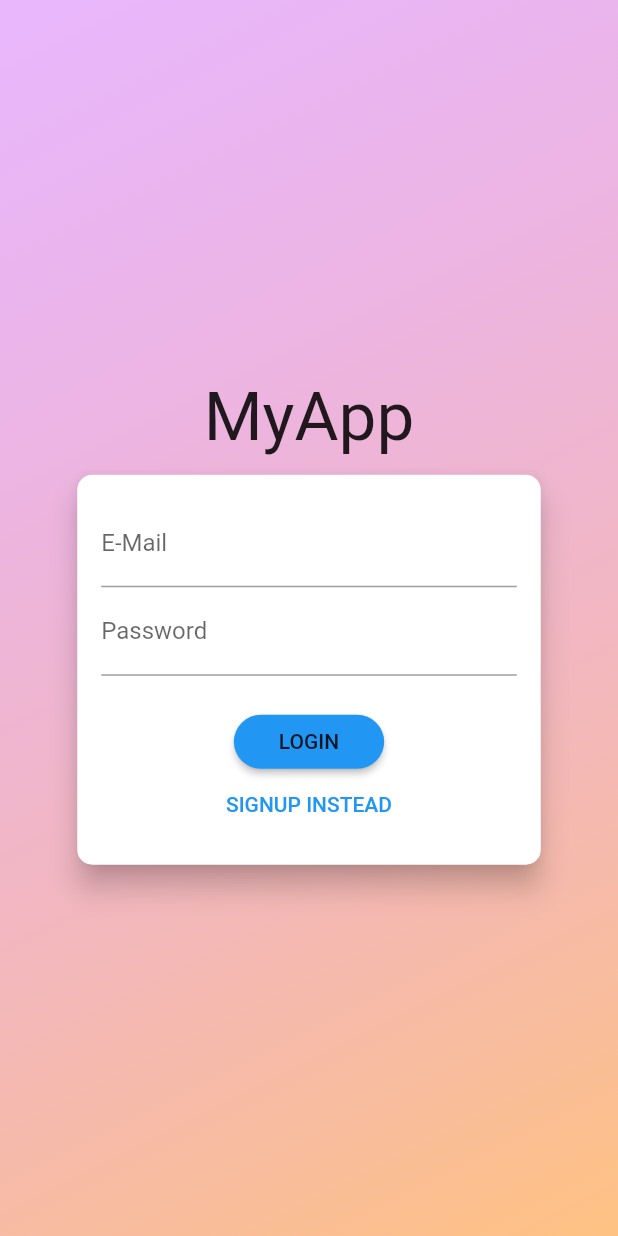
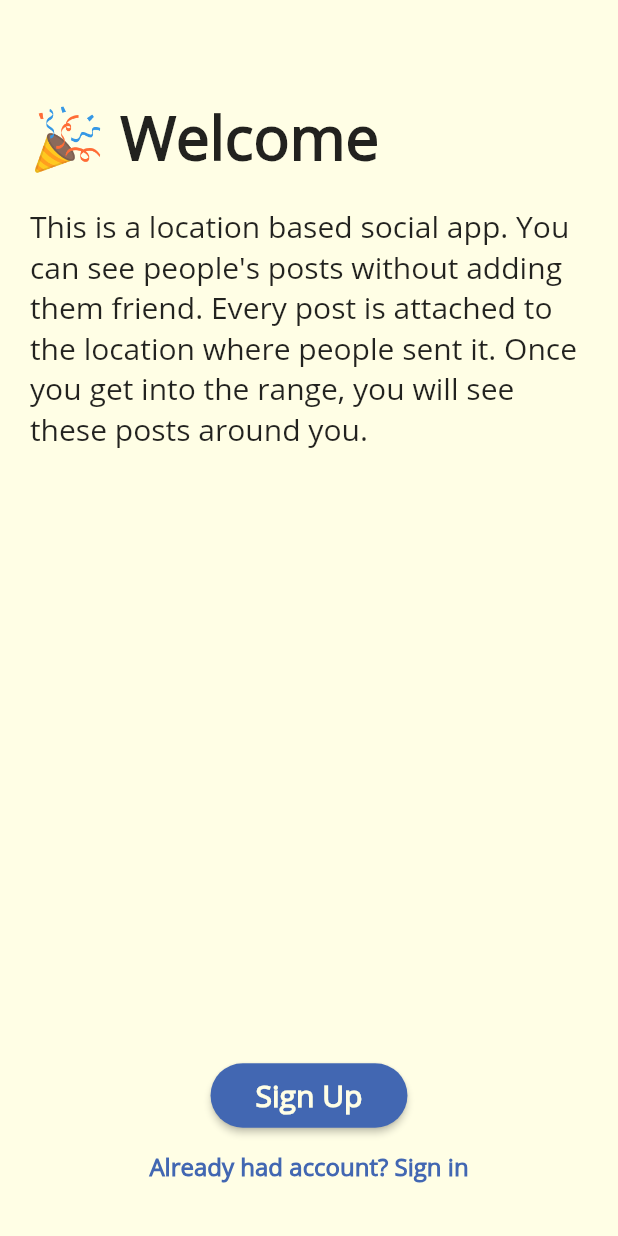
Before and after one commit to chinazhangyujia/location-based-social-app-flutter, a Flutter app: the screen it shows after launch, on a phone screen of 412 x 824 dp. Run offline on Flutter 3.47's test engine with Material 2 defaults, Android fonts, the phone set to English and light mode, and no system bars; our stand-ins replace badges, datetime_picker_formfield, expandable, flutter_slidable, google_maps_flutter, image_cropper and 4 more; accounts and stored records are empty.

Commit message:
new signin/signup

```diff
--- a/lib/main.dart
+++ b/lib/main.dart
@@ -7,9 +7,8 @@ import 'package:location_based_social_app/provider/friends_provider.dart';
 import 'package:location_based_social_app/provider/notifications_provider.dart';
 import 'package:location_based_social_app/provider/posts_provider.dart';
 import 'package:location_based_social_app/provider/user_provider.dart';
-import 'package:location_based_social_app/screen/auth_screen.dart';
+import 'package:location_based_social_app/screen/auth_steps/auth_steps_screen.dart';
 import 'package:location_based_social_app/screen/chat_screen.dart';
-import 'package:location_based_social_app/screen/chat_threads_screen.dart';
 import 'package:location_based_social_app/screen/edit_self_introduction_screen.dart';
 import 'package:location_based_social_app/screen/friend_request_screen.dart';
 import 'package:location_based_social_app/screen/liked_posts_screen.dart';
@@ -66,20 +65,20 @@ class MyApp extends StatelessWidget {
       child: Consumer<AuthProvider>(builder: (context, auth, _) => MaterialApp(
         title: "PlotOfBeach",
         theme: ThemeData(
-          primarySwatch: const MaterialColor(0xFFFFFFFF,
+          primarySwatch: const MaterialColor(0xFFFFFEE5,
             const <int, Color>{
-              50: const Color(0xFFFFFFFF),
-              100: const Color(0xFFFFFFFF),
-              200: const Color(0xFFFFFFFF),
-              300: const Color(0xFFFFFFFF),
-              400: const Color(0xFFFFFFFF),
-              500: const Color(0xFFFFFFFF),
-              600: const Color(0xFFFFFFFF),
-              700: const Color(0xFFFFFFFF),
-              800: const Color(0xFFFFFFFF),
-              900: const Color(0xFFFFFFFF),
+              50: const Color(0xFFFFFEE5),
+              100: const Color(0xFFFFFEE5),
+              200: const Color(0xFFFFFEE5),
+              300: const Color(0xFFFFFEE5),
+              400: const Color(0xFFFFFEE5),
+              500: const Color(0xFFFFFEE5),
+              600: const Color(0xFFFFFEE5),
+              700: const Color(0xFFFFFEE5),
+              800: const Color(0xFFFFFEE5),
+              900: const Color(0xFFFFFEE5),
             },),
-          accentColor: Colors.blueAccent,
+          accentColor: Color.fromRGBO(66, 103, 178, 1),
           fontFamily: 'OpenSans',
           primaryTextTheme: TextTheme(
             headline6: TextStyle(fontFamily: 'Montserrat', fontWeight: FontWeight.w500, fontSize: 23),
@@ -90,7 +89,7 @@ class MyApp extends StatelessWidget {
           FutureBuilder(
             future: auth.tryAutoLogin(),
             builder: (context, authResSnapshot)
-              => authResSnapshot.connectionState == ConnectionState.waiting ? SplashScreen() : AuthScreen()),
+              => authResSnapshot.connectionState == ConnectionState.waiting ? SplashScreen() : AuthStepsScreen()),
         routes: {
           NewPostScreen.router: (context) => NewPostScreen(),
           SettingScreen.router: (context) => SettingScreen(),
--- a/lib/provider/auth_provider.dart
+++ b/lib/provider/auth_provider.dart
@@ -58,7 +58,7 @@ class AuthProvider with ChangeNotifier {
 
   }
 
-  Future<void> signup(String email, String password, String name, String uniqueName, String birthday) async {
+  Future<void> signup(String email, String password, String name, String birthday) async {
     String url = '${SERVICE_DOMAIN}/user/signup';
 
     try {
@@ -66,7 +66,6 @@ class AuthProvider with ChangeNotifier {
         'email': email,
         'password': password,
         'name': name,
-        'uniqueName': uniqueName,
         'birthday': birthday
       }), headers: requestHeader);
 
--- a/lib/screen/auth_screen.dart
+++ b/lib/screen/auth_screen.dart
@@ -124,7 +124,6 @@ class _AuthCardState extends State<AuthCard> {
             _signUpData['email'],
             _signUpData['password'],
             _signUpData['nickname'],
-            _signUpData['uniqueName'],
             _signUpData['birthday']);
       }
     } on HttpException catch (error) {
--- /dev/null
+++ b/lib/screen/auth_steps/auth_steps_screen.dart
@@ -0,0 +1,113 @@
+import 'package:flutter/material.dart';
+import 'package:location_based_social_app/exception/http_exception.dart';
+import 'package:location_based_social_app/provider/auth_provider.dart';
+import 'package:location_based_social_app/screen/auth_steps/birthday.dart';
+import 'package:location_based_social_app/screen/auth_steps/email_and_password.dart';
+import 'package:location_based_social_app/screen/auth_steps/user_name.dart';
+import 'package:location_based_social_app/screen/auth_steps/welcome.dart';
+import 'package:location_based_social_app/util/dialog_util.dart';
+import 'package:provider/provider.dart';
+
+class AuthStepsScreen extends StatefulWidget {
+  @override
+  _AuthStepsScreenState createState() => _AuthStepsScreenState();
+}
+
+class _AuthStepsScreenState extends State<AuthStepsScreen> {
+  String _path;
+  int _currentStep = 0;
+
+  Map<String, String> _signInData = {
+    'email': '',
+    'password': '',
+  };
+  Map<String, String> _signUpData = {
+    'email': '',
+    'password': '',
+    'nickname': '',
+    'birthday': ''
+  };
+
+  void _setStep(int step) {
+    setState(() {
+      _currentStep = step;
+    });
+  }
+
+  void _submitForSignIn(BuildContext context) async {
+    AuthProvider authProvider =
+        Provider.of<AuthProvider>(context, listen: false);
+
+    try {
+      await authProvider.login(_signInData['email'], _signInData['password']);
+    } on HttpException catch (error) {
+      renderErrorDialog(context, error.toString());
+    } catch (error) {
+      renderErrorDialog(context, 'Authentication failed. Please try later.');
+    }
+  }
+
+  void _submitForSignUp(BuildContext context) async {
+    AuthProvider authProvider =
+        Provider.of<AuthProvider>(context, listen: false);
+
+    try {
+      await authProvider.signup(_signUpData['email'], _signUpData['password'],
+          _signUpData['nickname'], _signUpData['birthday']);
+    } on HttpException catch (error) {
+      renderErrorDialog(context, error.toString());
+    } catch (error) {
+      renderErrorDialog(context, 'Authentication failed. Please try later.');
+    }
+  }
+
+  void _setBirthdayString(String birthday) {
+    _signUpData['birthday'] = birthday;
+  }
+
+  void _setEmailAndPasswordSignIn(String email, String password) async {
+    _signInData['email'] = email;
+    _signInData['password'] = password;
+  }
+
+  void _setEmailAndPasswordSignUp(String email, String password) {
+    _signUpData['email'] = email;
+    _signUpData['password'] = password;
+  }
+
+  void _setUserName(String userName) {
+    _signUpData['nickname'] = userName;
+  }
+
+  void _setPath(String path) {
+    setState(() {
+      _path = path;
+    });
+  }
+
+  @override
+  Widget build(BuildContext context) {
+    Map<String, List<Widget>> _steps = {
+      'signin': [
+        EmailAndPassword(
+            _setPath, (_) {}, _setEmailAndPasswordSignIn, _submitForSignIn)
+      ],
+      'signup': [
+        EmailAndPassword(
+            _setPath, _setStep, _setEmailAndPasswordSignUp, (_) {}),
+        UserName(_setUserName, _setStep),
+        Birthday(_setBirthdayString, _setStep, _submitForSignUp)
+      ]
+    };
+
+    return Scaffold(
+      backgroundColor: Theme.of(context).primaryColor,
+      body: Padding(
+        padding: const EdgeInsets.symmetric(horizontal: 20),
+        child: _path == null
+            ? Welcome(_setPath, _setStep)
+            : _steps[_path][_currentStep],
+      ),
+    );
+  }
+}
--- /dev/null
+++ b/lib/screen/auth_steps/welcome.dart
@@ -0,0 +1,78 @@
+import 'package:flutter/material.dart';
+
+class Welcome extends StatelessWidget {
+  final void Function(String) _setPath;
+  final void Function(int) _setStep;
+
+  Welcome(this._setPath, this._setStep);
+
+  @override
+  Widget build(BuildContext context) {
+    return Column(
+      children: [
+        Expanded(
+            flex: 1,
+            child: Container(
+                alignment: Alignment.bottomLeft,
+                child: Text(
+                  '🎉 Welcome',
+                  style: TextStyle(fontSize: 40, fontWeight: FontWeight.bold),
+                ))),
+        Expanded(
+          flex: 5,
+          child: Padding(
+            padding: const EdgeInsets.only(top: 20),
+            child: Text(
+              "This is a location based social app. You can see people's posts without adding them friend. " +
+                  "Every post is attached to the location where people sent it. " +
+                  "Once you get into the range, you will see these posts around you.",
+              style: TextStyle(fontSize: 20),
+            ),
+          ),
+        ),
+        Expanded(
+          flex: 1,
+          child: Container(
+            alignment: Alignment.topCenter,
+            child: Column(
+              children: [
+                RaisedButton(
+                  child: Text(
+                    'Sign Up',
+                    style: TextStyle(
+                        color: Theme.of(context).primaryColor,
+                        fontWeight: FontWeight.w600,
+                        fontSize: 20),
+                  ),
+                  onPressed: () {
+                    _setPath('signup');
+                    _setStep(0);
+                  },
+                  shape: RoundedRectangleBorder(
+                    borderRadius: BorderRadius.circular(30),
+                  ),
+                  padding:
+                      EdgeInsets.symmetric(horizontal: 30.0, vertical: 8.0),
+                  color: Theme.of(context).accentColor,
+                ),
+                FlatButton(
+                  onPressed: () {
+                    _setPath('signin');
+                    _setStep(0);
+                  },
+                  child: Text(
+                    'Already had account? Sign in',
+                    style: TextStyle(
+                        color: Theme.of(context).accentColor,
+                        fontWeight: FontWeight.w600,
+                        fontSize: 16),
+                  ),
+                )
+              ],
+            ),
+          ),
+        )
+      ],
+    );
+  }
+}
--- a/lib/screen/post_detail_screen.dart
+++ b/lib/screen/post_detail_screen.dart
@@ -1,7 +1,6 @@
 import 'dart:io';
 
 import 'package:flutter/material.dart';
-import 'package:location_based_social_app/dummy_data/dummy_data.dart';
 import 'package:location_based_social_app/exception/http_exception.dart';
 import 'package:location_based_social_app/model/comment.dart';
 import 'package:location_based_social_app/model/post.dart';
--- a/lib/util/config.dart
+++ b/lib/util/config.dart
@@ -1,5 +1,5 @@
 const String _PROD_SERVICE_DOMAIN = 'https://location-based-social-app.herokuapp.com';
 const String _DEV_SERVICE_DOMAIN = 'http://localhost:3000';
 
-final String SERVICE_DOMAIN = _PROD_SERVICE_DOMAIN;
+final String SERVICE_DOMAIN = _DEV_SERVICE_DOMAIN;
 final String WEBSOCKET_DOMAIN = SERVICE_DOMAIN.replaceAll('http', 'ws');
--- a/lib/widget/six_photos_grid.dart
+++ b/lib/widget/six_photos_grid.dart
@@ -8,7 +8,7 @@ class SixPhotosGrid extends StatelessWidget {
     1: 1,
     2: 3,
     3: 3,
-    4: 2,
+    4: 3,
     5: 3,
     6: 3
   };
```
Also changed, not shown: lib/screen/auth_steps/birthday.dart (added, +152 -0 lines), lib/screen/auth_steps/email_and_password.dart (added, +164 -0 lines), lib/screen/auth_steps/user_name.dart (added, +135 -0 lines).
